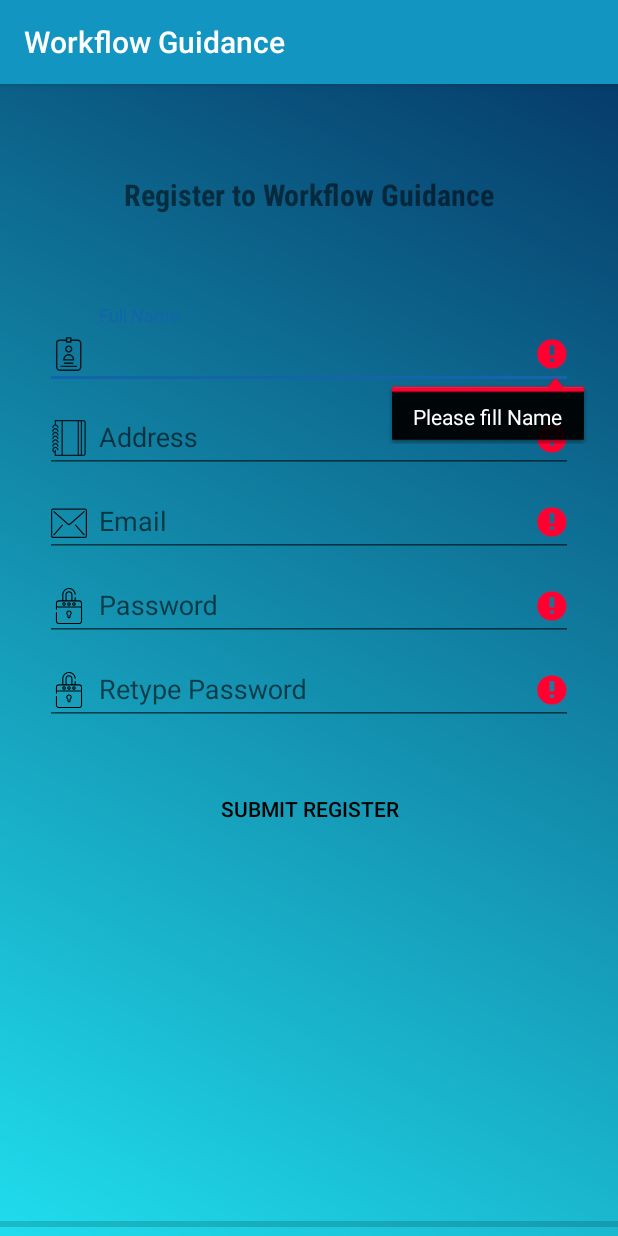
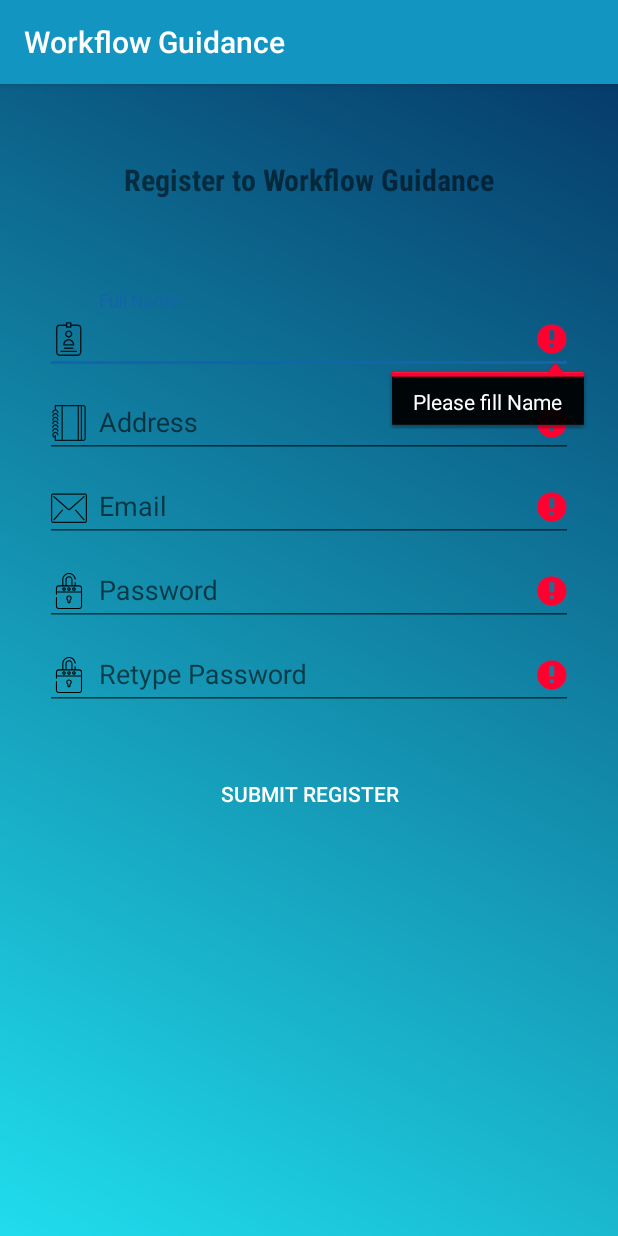
Before and after one commit to ratwareid/WorkflowGuidance, an Android app: the RegisterActivity screen opened directly, with no data from a screen before it, after a tap on "SUBMIT REGISTER", on a phone screen of 412 x 824 dp. Run offline under Robolectric (Android 15) with nearby library versions, the phone set to English and light mode, and no system bars.

Commit message:
- Bug Fixing

```diff
--- a/app/src/main/java/com/example/workflowguidance/RegisterActivity.java
+++ b/app/src/main/java/com/example/workflowguidance/RegisterActivity.java
@@ -5,6 +5,7 @@ import android.os.Bundle;
 import android.text.TextUtils;
 import android.view.View;
 import android.widget.EditText;
+import android.widget.ProgressBar;
 import android.widget.Toast;
 
 import com.example.workflowguidance.api.ApiService;
@@ -21,46 +22,7 @@ public class RegisterActivity extends AppCompatActivity {
 
     private EditText etName,etAddress, etEmail, etPW, etRPW;
     private String name,address,email,pass,repass;
-
-    public String getName() {
-        return name;
-    }
-
-    public void setName(String name) {
-        this.name = name;
-    }
-
-    public String getEmail() {
-        return email;
-    }
-
-    public void setEmail(String email) {
-        this.email = email;
-    }
-
-    public String getPass() {
-        return pass;
-    }
-
-    public void setPass(String pass) {
-        this.pass = pass;
-    }
-
-    public String getRepass() {
-        return repass;
-    }
-
-    public void setRepass(String repass) {
-        this.repass = repass;
-    }
-
-    public String getAddress() {
-        return address;
-    }
-
-    public void setAddress(String address) {
-        this.address = address;
-    }
+    private ProgressBar progressBar2;
 
     @Override
     protected void onCreate(Bundle savedInstanceState) {
@@ -72,10 +34,12 @@ public class RegisterActivity extends AppCompatActivity {
         etEmail = findViewById(R.id.id_email);
         etPW = findViewById(R.id.id_password);
         etRPW = findViewById(R.id.id_re_password);
+        progressBar2 = findViewById(R.id.progressBar2);
     }
 
     public boolean validateField(){
         boolean failed = false;
+
 
         setName(etName.getText().toString());
         setAddress(etAddress.getText().toString());
@@ -128,11 +92,15 @@ public class RegisterActivity extends AppCompatActivity {
 
     public void sendRegister(String name,String address,String email,String pass){
 
+        progressBar2.setVisibility(View.VISIBLE);
+        progressBar2.setProgress(10);
         Retrofit retrofit = new Retrofit.Builder()
                 .baseUrl(ApiUrl.URL_HEAD)
                 .addConverterFactory(GsonConverterFactory.create())
                 .build();
+        progressBar2.setProgress(30);
         ApiService service = retrofit.create(ApiService.class);
+        progressBar2.setProgress(50);
         Call<UserModuleApi> call = service.Register(ApiUrl.API_KEY,name,address,email,pass);
 
         call.enqueue(new Callback<UserModuleApi>() {
@@ -140,14 +108,18 @@ public class RegisterActivity extends AppCompatActivity {
             public void onResponse(Call<UserModuleApi> call, Response<UserModuleApi> response) {
 
                 if (response.isSuccessful()){
+                    progressBar2.setProgress(70);
                     String responCode = response.body().getResponCode();
                     String responDesc = response.body().getResponDesc();
 
                     if (responCode != null) {
                         if (responCode.equals("100")) {
 
+                            progressBar2.setProgress(80);
                             Toast.makeText(RegisterActivity.this, responDesc, Toast.LENGTH_SHORT).show();
+                            progressBar2.setProgress(100);
                             finish();
+                            progressBar2.setVisibility(View.GONE);
                         }else if (responCode.equals("104")){
                             etEmail.setError("Already Exist");
                             Toast.makeText(RegisterActivity.this, responDesc, Toast.LENGTH_SHORT).show();
@@ -165,4 +137,44 @@ public class RegisterActivity extends AppCompatActivity {
         });
 
     }
+
+    public String getName() {
+        return name;
+    }
+
+    public void setName(String name) {
+        this.name = name;
+    }
+
+    public String getEmail() {
+        return email;
+    }
+
+    public void setEmail(String email) {
+        this.email = email;
+    }
+
+    public String getPass() {
+        return pass;
+    }
+
+    public void setPass(String pass) {
+        this.pass = pass;
+    }
+
+    public String getRepass() {
+        return repass;
+    }
+
+    public void setRepass(String repass) {
+        this.repass = repass;
+    }
+
+    public String getAddress() {
+        return address;
+    }
+
+    public void setAddress(String address) {
+        this.address = address;
+    }
 }
--- a/app/src/main/res/layout/activity_register.xml
+++ b/app/src/main/res/layout/activity_register.xml
@@ -25,7 +25,7 @@
             android:text="@string/txt_head_register"
             android:textAlignment="center"
             android:textSize="20sp"
-            android:paddingTop="60dp"
+            android:paddingTop="50dp"
             android:textStyle="bold"
             android:fontFamily="sans-serif-condensed-medium"/>
 
@@ -48,7 +48,8 @@
                         android:layout_height="wrap_content"
                         android:hint="@string/full_name"
                         android:drawableLeft="@drawable/ic_identification"
-                        android:drawablePadding="8dp" />
+                        android:drawablePadding="8dp"
+                        android:textColor="@color/white"/>
                 </android.support.design.widget.TextInputLayout>
 
                 <android.support.design.widget.TextInputLayout
@@ -60,7 +61,8 @@
                         android:layout_height="wrap_content"
                         android:hint="Address"
                         android:drawableLeft="@drawable/ic_notebook"
-                        android:drawablePadding="8dp" />
+                        android:drawablePadding="8dp"
+                        android:textColor="@color/white"/>
                 </android.support.design.widget.TextInputLayout>
 
                 <android.support.design.widget.TextInputLayout
@@ -73,7 +75,8 @@
                         android:hint="@string/email"
                         android:inputType="textEmailAddress"
                         android:drawableLeft="@drawable/ic_email"
-                        android:drawablePadding="8dp"/>
+                        android:drawablePadding="8dp"
+                        android:textColor="@color/white"/>
                 </android.support.design.widget.TextInputLayout>
 
                 <android.support.design.widget.TextInputLayout
@@ -86,7 +89,8 @@
                         android:hint="@string/password"
                         android:inputType="textPassword"
                         android:drawableLeft="@drawable/ic_padlock"
-                        android:drawablePadding="8dp"/>
+                        android:drawablePadding="8dp"
+                        android:textColor="@color/white"/>
                 </android.support.design.widget.TextInputLayout>
 
                 <android.support.design.widget.TextInputLayout
@@ -99,7 +103,8 @@
                         android:hint="@string/retype_password"
                         android:inputType="textPassword"
                         android:drawableLeft="@drawable/ic_padlock"
-                        android:drawablePadding="8dp" />
+                        android:drawablePadding="8dp"
+                        android:textColor="@color/white"/>
                 </android.support.design.widget.TextInputLayout>
 
 
@@ -110,12 +115,10 @@
                     android:layout_height="wrap_content"
                     android:onClick="doRegister"
                     android:text="@string/submit_register"
-                    android:textColor="@android:color/black"
-                    app:backgroundTint="@android:color/transparent"
+                    android:textColor="@color/white"
+                    app:backgroundTint="@color/colorAccent"
                     app:cornerRadius="5dp"
                     app:rippleColor="#33AAAAAA"
-                    app:strokeColor="@color/colorAccent"
-                    app:strokeWidth="2dp"
                     android:layout_marginTop="30dp"/>
 
             </LinearLayout>
@@ -128,5 +131,6 @@
         android:layout_width="match_parent"
         android:layout_height="wrap_content"
         android:layout_marginBottom="0dp"
-        android:layout_alignParentBottom="true"/>
+        android:layout_alignParentBottom="true"
+        android:visibility="invisible"/>
 </RelativeLayout>
--- a/app/src/main/res/layout/fragment_masterdata.xml
+++ b/app/src/main/res/layout/fragment_masterdata.xml
@@ -43,6 +43,7 @@
             android:fontFamily="sans-serif-medium"/>
 
         <android.support.v7.widget.RecyclerView
+            android:layout_marginTop="5dp"
             android:id="@+id/recycler_master"
             android:layout_width="match_parent"
             android:layout_height="wrap_content"
--- a/app/src/main/res/layout/recycler_masterdata.xml
+++ b/app/src/main/res/layout/recycler_masterdata.xml
@@ -2,8 +2,8 @@
     android:layout_width="match_parent"
     android:layout_height="wrap_content"
     xmlns:app="http://schemas.android.com/apk/res-auto"
-    android:layout_margin="8dp"
-    app:cardCornerRadius="10dp">
+    android:layout_margin="3dp"
+    app:cardCornerRadius="7dp">
 
     <LinearLayout
         android:layout_width="match_parent"
--- a/app/src/main/res/values-v21/styles.xml
+++ b/app/src/main/res/values-v21/styles.xml
@@ -3,6 +3,5 @@
     <style name="AppTheme.NoActionBar">
         <item name="windowActionBar">false</item>
         <item name="windowNoTitle">true</item>
-        <item name="android:statusBarColor">@android:color/transparent</item>
     </style>
 </resources>
--- a/app/src/main/res/values/styles.xml
+++ b/app/src/main/res/values/styles.xml
@@ -1,4 +1,4 @@
-<resources>
+<resources xmlns:tools="http://schemas.android.com/tools">
 
     <!-- Base application theme. -->
     <style name="AppTheme" parent="Theme.AppCompat.Light.DarkActionBar">
@@ -11,6 +11,7 @@
     <style name="AppTheme.NoActionBar">
         <item name="windowActionBar">false</item>
         <item name="windowNoTitle">true</item>
+        <item name="android:statusBarColor" tools:ignore="NewApi">@android:color/transparent</item>
     </style>
 
     <style name="AppTheme.AppBarOverlay" parent="ThemeOverlay.AppCompat.Dark.ActionBar" />
```
Also changed, not shown: app/src/main/res/layout/activity_login.xml (+5 -3 lines), app/src/main/res/layout/activity_master_user.xml (+23 -2 lines).
